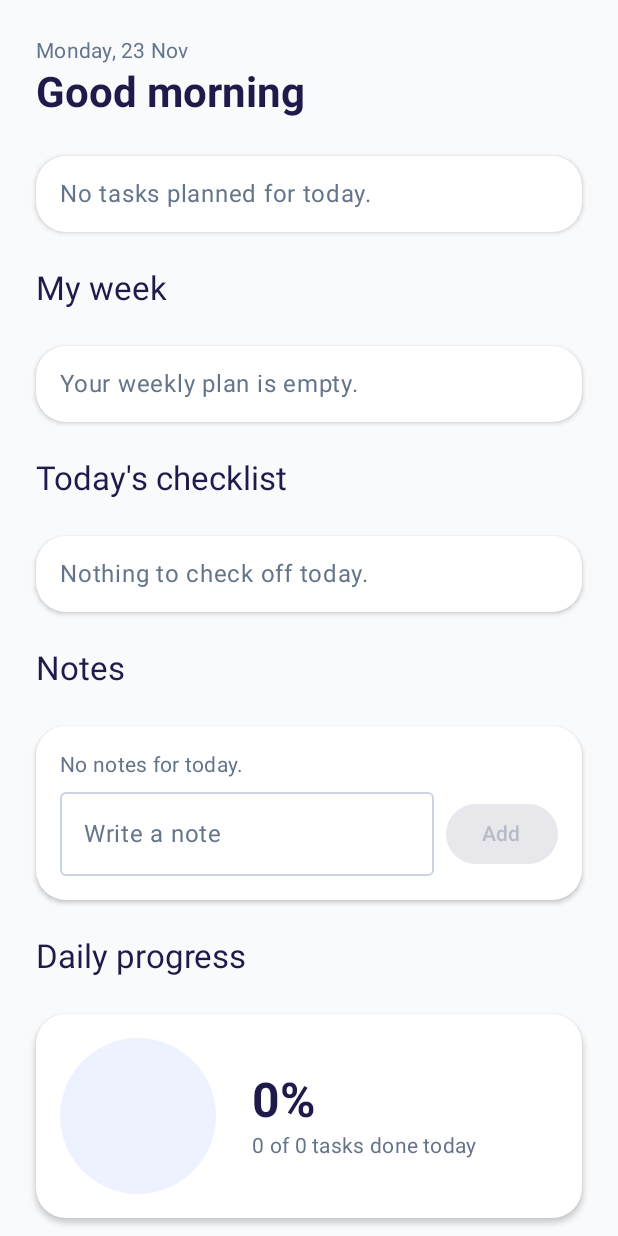
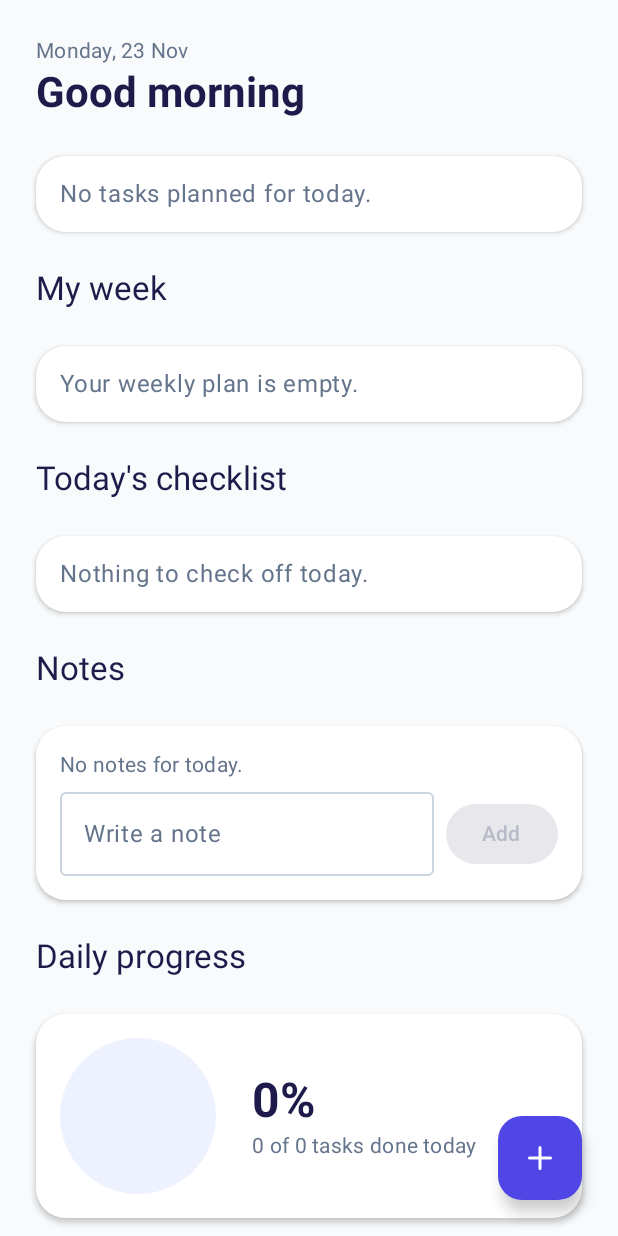
Before and after one commit to amirhosseinmodabberi/weave, an Android app built with Jetpack Compose: the screen it shows after launch (MainActivity), on a phone screen of 412 x 824 dp. Run offline under Robolectric (Android 15) with nearby library versions, the phone set to English and light mode, and no system bars; our stand-ins replace Dagger/Hilt's generated code, Room's generated code.

Commit message:
add task creation screen and simple navigation

```diff
--- a/app/src/main/java/com/shinewhite/weave/MainActivity.kt
+++ b/app/src/main/java/com/shinewhite/weave/MainActivity.kt
@@ -4,6 +4,7 @@ import android.os.Bundle
 import androidx.activity.ComponentActivity
 import androidx.activity.compose.setContent
 import androidx.activity.enableEdgeToEdge
+import com.shinewhite.weave.ui.navigation.WeaveApp
 import com.shinewhite.weave.ui.screens.HomeScreen
 import com.shinewhite.weave.ui.theme.AppTheme
 import dagger.hilt.android.AndroidEntryPoint
@@ -15,7 +16,7 @@ class MainActivity : ComponentActivity() {
         enableEdgeToEdge()
         setContent {
             AppTheme {
-                HomeScreen()
+                WeaveApp()
             }
         }
     }
--- /dev/null
+++ b/app/src/main/java/com/shinewhite/weave/ui/navigation/WeaveApp.kt
@@ -0,0 +1,24 @@
+package com.shinewhite.weave.ui.navigation
+
+import androidx.compose.runtime.Composable
+import androidx.compose.runtime.getValue
+import androidx.compose.runtime.mutableStateOf
+import androidx.compose.runtime.saveable.rememberSaveable
+import androidx.compose.runtime.setValue
+import com.shinewhite.weave.ui.screens.AddTaskScreen
+import com.shinewhite.weave.ui.screens.HomeScreen
+
+enum class Destination {
+    HOME,
+    ADD_TASK
+}
+
+@Composable
+fun WeaveApp() {
+    var destination by rememberSaveable { mutableStateOf(Destination.HOME) }
+
+    when (destination) {
+        Destination.HOME -> HomeScreen(onAddTaskClick = { destination = Destination.ADD_TASK })
+        Destination.ADD_TASK -> AddTaskScreen(onBack = { destination = Destination.HOME })
+    }
+}
--- a/app/src/main/java/com/shinewhite/weave/ui/screens/HomeScreen.kt
+++ b/app/src/main/java/com/shinewhite/weave/ui/screens/HomeScreen.kt
@@ -11,15 +11,19 @@ import androidx.compose.foundation.layout.systemBarsPadding
 import androidx.compose.foundation.lazy.LazyColumn
 import androidx.compose.material3.Button
 import androidx.compose.material3.CircularProgressIndicator
+import androidx.compose.material3.FloatingActionButton
+import androidx.compose.material3.Icon
 import androidx.compose.material3.MaterialTheme
 import androidx.compose.material3.Surface
 import androidx.compose.material3.Text
 import androidx.compose.runtime.Composable
+import androidx.compose.runtime.LaunchedEffect
 import androidx.compose.runtime.getValue
 import androidx.compose.ui.Alignment
 import androidx.compose.ui.Modifier
 import androidx.compose.ui.text.font.FontWeight
 import androidx.compose.ui.tooling.preview.Preview
+import androidx.compose.ui.unit.dp
 import androidx.lifecycle.compose.collectAsStateWithLifecycle
 import androidx.lifecycle.viewmodel.compose.viewModel
 import com.shinewhite.weave.database.entity.NoteEntity
@@ -36,10 +40,14 @@ import java.util.Locale
 
 // viewModel() is used instead of hiltViewModel() because the hilt-navigation-compose dependency is not added
 @Composable
-fun HomeScreen(viewModel: HomeViewModel = viewModel()) {
+fun HomeScreen(onAddTaskClick: () -> Unit, viewModel: HomeViewModel = viewModel()) {
     val uiState by viewModel.uiState.collectAsStateWithLifecycle()
+
+    LaunchedEffect(Unit) { viewModel.refreshData() }
+
     HomeScreenContent(
         uiState = uiState,
+        onAddTaskClick = onAddTaskClick,
         onToggleTask = viewModel::toggleTask,
         onAddNote = viewModel::addNote,
         onRetry = viewModel::loadData
@@ -49,6 +57,7 @@ fun HomeScreen(viewModel: HomeViewModel = viewModel()) {
 @Composable
 fun HomeScreenContent(
     uiState: HomeUiState,
+    onAddTaskClick: () -> Unit,
     onToggleTask: (taskId: Long, epochDay: Long, done: Boolean) -> Unit,
     onAddNote: (String) -> Unit,
     onRetry: () -> Unit
@@ -79,11 +88,12 @@ fun HomeScreenContent(
 
             is HomeUiState.Success -> {
                 val sidePadding = Modifier.padding(horizontal = Dimens.paddingLarge)
+                Box(modifier = Modifier.fillMaxSize()) {
                     LazyColumn(
                         modifier = Modifier
                             .fillMaxSize()
                             .systemBarsPadding(),
-                    contentPadding = PaddingValues(vertical = Dimens.paddingLarge),
+                        contentPadding = PaddingValues(top = Dimens.paddingLarge, bottom = 96.dp),
                         verticalArrangement = Arrangement.spacedBy(Dimens.paddingLarge)
                     ) {
                         item {
@@ -155,6 +165,18 @@ fun HomeScreenContent(
                             )
                         }
                     }
+                    FloatingActionButton(
+                        onClick = onAddTaskClick,
+                        modifier = Modifier
+                            .align(Alignment.BottomEnd)
+                            .systemBarsPadding()
+                            .padding(Dimens.paddingLarge),
+                        containerColor = MaterialTheme.colorScheme.primary,
+                        contentColor = MaterialTheme.colorScheme.onPrimary
+                    ) {
+                        Icon(imageVector = WeaveIcons.Plus, contentDescription = "Add task")
+                    }
+                }
             }
         }
     }
@@ -213,6 +235,7 @@ private fun HomeScreenPreview() {
     AppTheme {
         HomeScreenContent(
             uiState = previewState(),
+            onAddTaskClick = {},
             onToggleTask = { _, _, _ -> },
             onAddNote = {},
             onRetry = {}
@@ -226,6 +249,7 @@ private fun HomeScreenEmptyPreview() {
     AppTheme {
         HomeScreenContent(
             uiState = HomeUiState.Success(),
+            onAddTaskClick = {},
             onToggleTask = { _, _, _ -> },
             onAddNote = {},
             onRetry = {}
--- a/app/src/main/java/com/shinewhite/weave/ui/screens/HomeViewModel.kt
+++ b/app/src/main/java/com/shinewhite/weave/ui/screens/HomeViewModel.kt
@@ -36,14 +36,18 @@ class HomeViewModel @Inject constructor(
 
         viewModelScope.launch {
             _isRefreshing.value = true
+            fetchAll()
+            _isRefreshing.value = false
+        }
+    }
 
-            taskRepository.getAllTasks()
-                .onSuccess { tasks -> updateSuccess { it.copy(tasks = tasks) } }
-                .onFailure { _uiState.value = HomeUiState.Error(it) }
+    // Reloads without showing the Loading state, used when returning to the screen
+    fun refreshData() {
+        if (_isRefreshing.value) return
 
-            refreshCompletions()
-            refreshNotes()
-
+        viewModelScope.launch {
+            _isRefreshing.value = true
+            fetchAll()
             _isRefreshing.value = false
         }
     }
@@ -65,6 +69,15 @@ class HomeViewModel @Inject constructor(
                 .onSuccess { refreshNotes() }
                 .onFailure { _uiState.value = HomeUiState.Error(it) }
         }
+    }
+
+    private suspend fun fetchAll() {
+        taskRepository.getAllTasks()
+            .onSuccess { tasks -> updateSuccess { it.copy(tasks = tasks) } }
+            .onFailure { _uiState.value = HomeUiState.Error(it) }
+
+        refreshCompletions()
+        refreshNotes()
     }
 
     private suspend fun refreshCompletions() {
```
Also changed, not shown: app/src/main/java/com/shinewhite/weave/ui/screens/AddTaskScreen.kt (added, +299 -0 lines), app/src/main/java/com/shinewhite/weave/ui/screens/AddTaskViewModel.kt (added, +74 -0 lines). Lines whose indentation alone changed are shown as unchanged.
